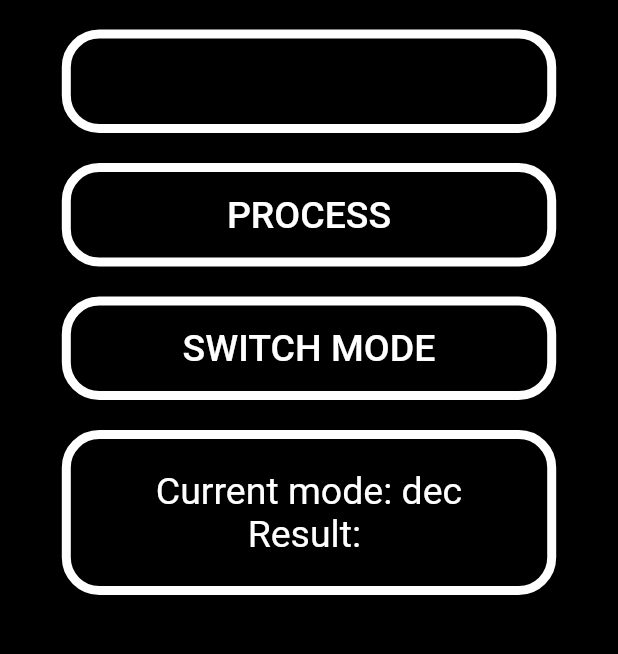
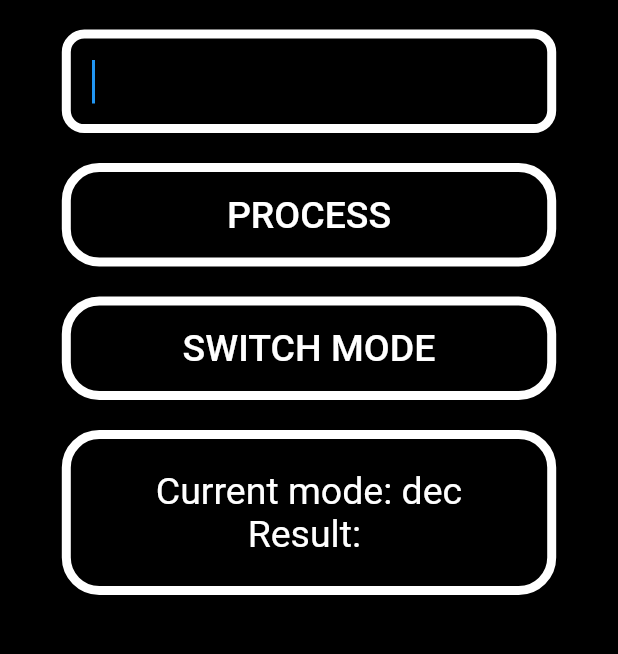
Before and after one commit to angeldollface/zconv.dart, a Flutter app: the screen it shows after launch, on a phone screen of 412 x 824 dp, the part 223-877 px from its top. Run offline on Flutter 3.47's test engine with Material 2 defaults, Android fonts, the light colour scheme and no system bars; missing offline and left inert: harpo; Roboto replaces fonts that are missing (DotMatrix); project files that could hold a hidden picture were left out.

Commit message:
Ready for release.

```diff
--- a/lib/components/input.dart
+++ b/lib/components/input.dart
@@ -6,9 +6,16 @@ Licensed under the MIT license.
 /// Importing Flutter's API.
 import 'package:flutter/material.dart';
 
+class NumberInput extends StatefulWidget {
+    /// Setting up the state handler.
+    NumberInputState createState(){
+        return NumberInputState();
+    }
+}
+
 /// A class for a re-usable input field.
 /// "DRY" is important.
-class NumberInput extends StatelessWidget {
+class NumberInputState extends State<Number> {
 
     /// The parameters this custom
     /// widget will accept.
@@ -43,46 +50,6 @@ class NumberInput extends StatelessWidget {
     /// widget tree.
     @override
     Widget build(BuildContext context) {
-        return TextField(
-            controller: this.controller,
-            style: new TextStyle(
-                fontSize: this.fontSize,
-                color: this.backgroundColor,
-                fontFamily: this.fontFamily
-            ),
-            onEditingComplete: this.inputCallback,
-            decoration: new InputDecoration(
-                contentPadding: EdgeInsets.all(this.padding),
-                border: OutlineInputBorder(
-                    borderRadius: new BorderRadius.all(
-                        new Radius.circular(
-                            this.radius
-                        )
-                    )
-                ),
-                enabledBorder: OutlineInputBorder(
-                    borderRadius: new BorderRadius.all(
-                        new Radius.circular(
-                            this.radius
-                        )
-                    ),
-                    borderSide: BorderSide(
-                        width: this.borderSize,
-                        color: this.backgroundColor
-                    )
-                ),
-                focusedBorder: OutlineInputBorder(
-                    borderRadius: new BorderRadius.all(
-                        new Radius.circular(
-                            this.radius
-                        )
-                    ),
-                    borderSide: BorderSide(
-                        width: this.borderSize,
-                        color: this.backgroundColor
-                    )
-                ),
-            )
-        );
+
     }
 }
--- a/lib/screens/home.dart
+++ b/lib/screens/home.dart
@@ -15,10 +15,6 @@ import '../utils/utils.dart';
 /// Importing our custom text widget
 /// to give useful feedback to the user.
 import '../components/text.dart';
-
-/// Importing our custom input field
-/// to get input from the user.
-import '../components/input.dart';
 
 /// Importing our custom button to do
 /// some useful conversions!
@@ -127,16 +123,49 @@ class HomeState extends State<Home> {
                                             ),
                                             child: new Container(
                                                 width: double.infinity,
-                                                child: new NumberInput(
-                                                    padding: stdPadding,
-                                                    radius: stdFontSize,
+                                                child: new TextField(
+                                                    autofocus: true,
+                                                    autocorrect: false,
                                                     controller: controller,
-                                                    backgroundColor: accentColor,
-                                                    color: mainColor,
-                                                    fontSize: stdFontSize,
-                                                    fontFamily: contentFont,
-                                                    borderSize: stdBorderSize,
-                                                    inputCallback: () {
+                                                    style: new TextStyle(
+                                                        fontSize: stdFontSize,
+                                                        color: accentColor,
+                                                        fontFamily: contentFont
+                                                    ),
+                                                    decoration: new InputDecoration(
+                                                        contentPadding: EdgeInsets.all(stdPadding),
+                                                        border: OutlineInputBorder(
+                                                            borderRadius: new BorderRadius.all(
+                                                                new Radius.circular(
+                                                                    15
+                                                                )
+                                                            )
+                                                        ),
+                                                        enabledBorder: OutlineInputBorder(
+                                                            borderRadius: new BorderRadius.all(
+                                                                new Radius.circular(
+                                                                    15
+                                                                )
+                                                            ),
+                                                            borderSide: BorderSide(
+                                                                width: stdBorderSize,
+                                                                color: accentColor
+                                                            )
+                                                        ),
+                                                        focusedBorder: OutlineInputBorder(
+                                                            borderRadius: new BorderRadius.all(
+                                                                new Radius.circular(
+                                                                    15
+                                                                )
+                                                            ),
+                                                            borderSide: BorderSide(
+                                                                width: stdBorderSize,
+                                                                color: accentColor
+                                                            )
+                                                        ),
+                                                    ),
+
+                                                    onEditingComplete: () {
                                                         setState(
                                                             (){
 
```
Also changed, not shown: 33 other files.
